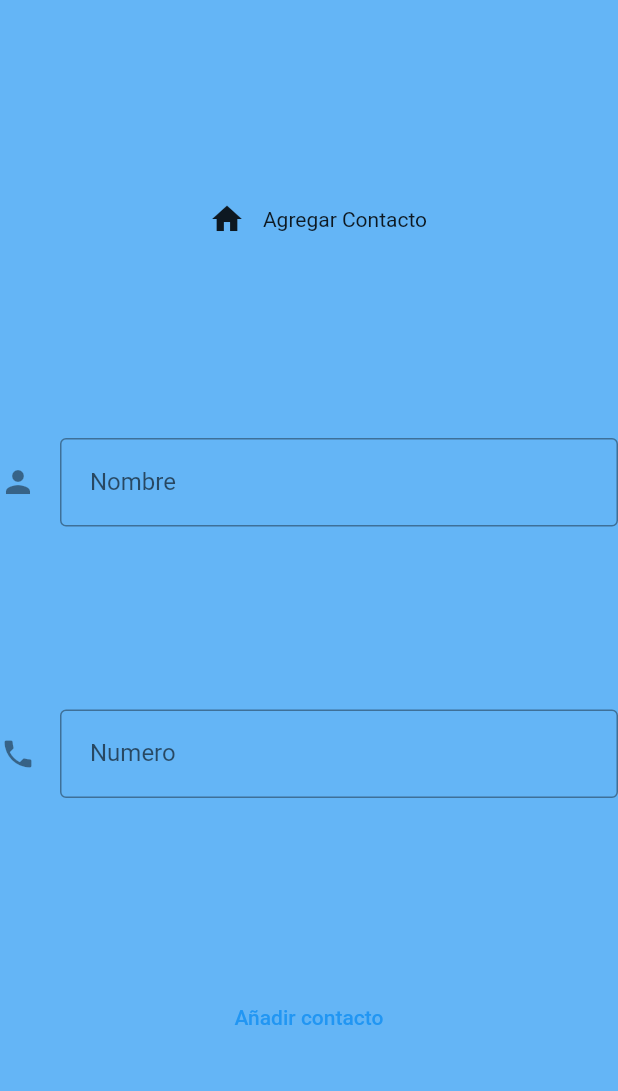
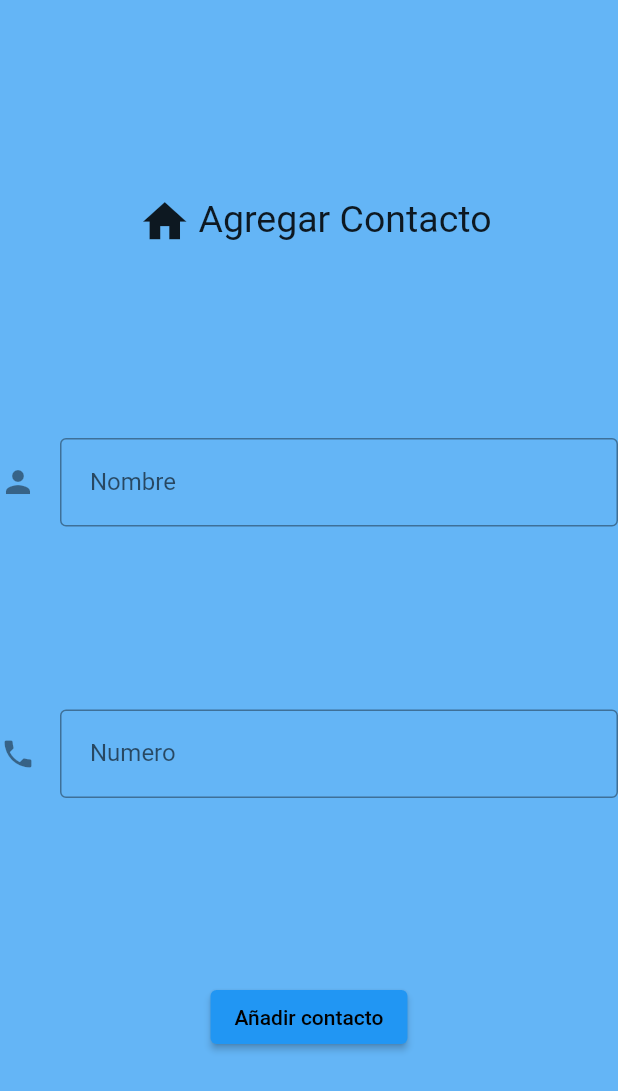
Before and after one commit to zanais/laboratorio, a Flutter app: the RealizarLlamadas screen opened directly with empty values, after a tap on "Agregar numero telefonico", on a phone screen of 412 x 824 dp. Shown: the top 1091 px of the screen. Run offline on Flutter 3.47's test engine with Material 2 defaults, Android fonts, the phone set to English and light mode, and no system bars; our stand-ins replace firebase_core, firebase_database; accounts and stored records are empty.

Commit message:
agregar diseño

```diff
--- a/lib/agregar_nuevo.dart
+++ b/lib/agregar_nuevo.dart
@@ -1,6 +1,6 @@
 import 'package:flutter/material.dart';
 import 'package:laboratorio/default.dart';
-import 'package:laboratorio/main.dart';
+//import 'package:laboratorio/main.dart';
 import 'package:firebase_database/firebase_database.dart';
 import 'package:laboratorio/models/usuarios.dart';
 
@@ -57,7 +57,10 @@ class _AgregarNuevoContactoState extends State<AgregarNuevoContacto> {
               mainAxisAlignment: MainAxisAlignment.center,
               children: <Widget>[
                 IconButton(
-                  icon: new Icon(Icons.home),
+                  icon: new Icon(
+                    Icons.home,
+                    size: 35,
+                  ),
                   onPressed: () {
                     Navigator.push(
                         context,
@@ -65,7 +68,10 @@ class _AgregarNuevoContactoState extends State<AgregarNuevoContacto> {
                             builder: (context) => Default(numero)));
                   },
                 ),
-                Text('Agregar Contacto'),
+                Text(
+                  'Agregar Contacto',
+                  style: TextStyle(fontSize: 25),
+                )
               ],
             ),
             TextField(
@@ -92,7 +98,7 @@ class _AgregarNuevoContactoState extends State<AgregarNuevoContacto> {
                 border: OutlineInputBorder(),
               ),
             ),
-            TextButton(
+            ElevatedButton(
               onPressed: () {
                 usuariosReferences
                     .child(keyUsuario)
@@ -121,7 +127,10 @@ class _AgregarNuevoContactoState extends State<AgregarNuevoContacto> {
                   print(e);
                 });
               },
-              child: Text('Añadir contacto'),
+              child: Text('Añadir contacto',
+                  style: TextStyle(
+                    color: Colors.black,
+                  )),
             ),
           ],
         ),
--- a/lib/chats.dart
+++ b/lib/chats.dart
@@ -1,5 +1,5 @@
 import 'package:flutter/material.dart';
-import 'package:chat_list/chat_list.dart';
+//import 'package:chat_list/chat_list.dart';
 import 'package:laboratorio/models/UsuarioLiga.dart';
 import 'package:firebase_database/firebase_database.dart';
 import 'const.dart';
--- a/lib/realizar_llamadas.dart
+++ b/lib/realizar_llamadas.dart
@@ -1,7 +1,7 @@
 import 'package:flutter/material.dart';
 import 'package:laboratorio/agregar_nuevo.dart';
 import 'package:laboratorio/default.dart';
-import 'package:laboratorio/main.dart';
+//import 'package:laboratorio/main.dart';
 import 'package:url_launcher/url_launcher.dart';
 
 class RealizarLlamadas extends StatefulWidget {
@@ -28,10 +28,14 @@ class _RealizarLlamadasState extends State<RealizarLlamadas> {
           children: <Widget>[
             Row(
               mainAxisAlignment: MainAxisAlignment.center,
+              //crossAxisAlignment: CrossAxisAlignment.stretch,
               //crossAxisAlignment: CrossAxisAlignment.center,
               children: <Widget>[
                 IconButton(
-                  icon: new Icon(Icons.home),
+                  icon: new Icon(
+                    Icons.home,
+                    size: 35,
+                  ),
                   onPressed: () {
                     Navigator.push(
                         context,
@@ -39,7 +43,10 @@ class _RealizarLlamadasState extends State<RealizarLlamadas> {
                             builder: (context) => Default(numero)));
                   },
                 ),
-                Text('Realizar llamada'),
+                Text(
+                  'Realizar llamada',
+                  style: TextStyle(fontSize: 25),
+                ),
               ],
             ),
             Row(
@@ -50,14 +57,18 @@ class _RealizarLlamadasState extends State<RealizarLlamadas> {
                     IconButton(
                         icon: new Icon(Icons.call),
                         onPressed: () {
-                          launch("tel://+8183212486");
+                          launch("tel://911");
                         }),
-                    Text('EMME'),
+                    Text('911'),
                   ],
                 ),
                 Column(
                   children: <Widget>[
-                    IconButton(icon: new Icon(Icons.call), onPressed: null),
+                    IconButton(
+                        icon: new Icon(Icons.call),
+                        onPressed: () {
+                          launch("tel://+52 81 1846 4778");
+                        }),
                     Text('Hijo'),
                   ],
                 )
@@ -68,19 +79,27 @@ class _RealizarLlamadasState extends State<RealizarLlamadas> {
               children: <Widget>[
                 Column(
                   children: <Widget>[
-                    IconButton(icon: new Icon(Icons.call), onPressed: null),
+                    IconButton(
+                        icon: new Icon(Icons.call),
+                        onPressed: () {
+                          launch("tel://+52 1 81 2617 6262");
+                        }),
                     Text('Hijo'),
                   ],
                 ),
                 Column(
                   children: <Widget>[
-                    IconButton(icon: new Icon(Icons.call), onPressed: null),
-                    Text('Emergencias'),
+                    IconButton(
+                        icon: new Icon(Icons.call),
+                        onPressed: () {
+                          launch("tel://+52 1 81 1695 9821");
+                        }),
+                    Text('EMME'),
                   ],
                 )
               ],
             ),
-            TextButton(
+            ElevatedButton(
               onPressed: () {
                 Navigator.push(
                     context,
@@ -88,7 +107,12 @@ class _RealizarLlamadasState extends State<RealizarLlamadas> {
                       builder: (context) => AgregarNuevoContacto(numero),
                     ));
               },
-              child: Text('Agregar numero telefonico'),
+              child: Text(
+                'Agregar numero telefonico',
+                style: TextStyle(
+                  color: Colors.black,
+                ),
+              ),
             ),
           ],
         ),
```
Also changed, not shown: lib/main.dart (+4 -4 lines).
